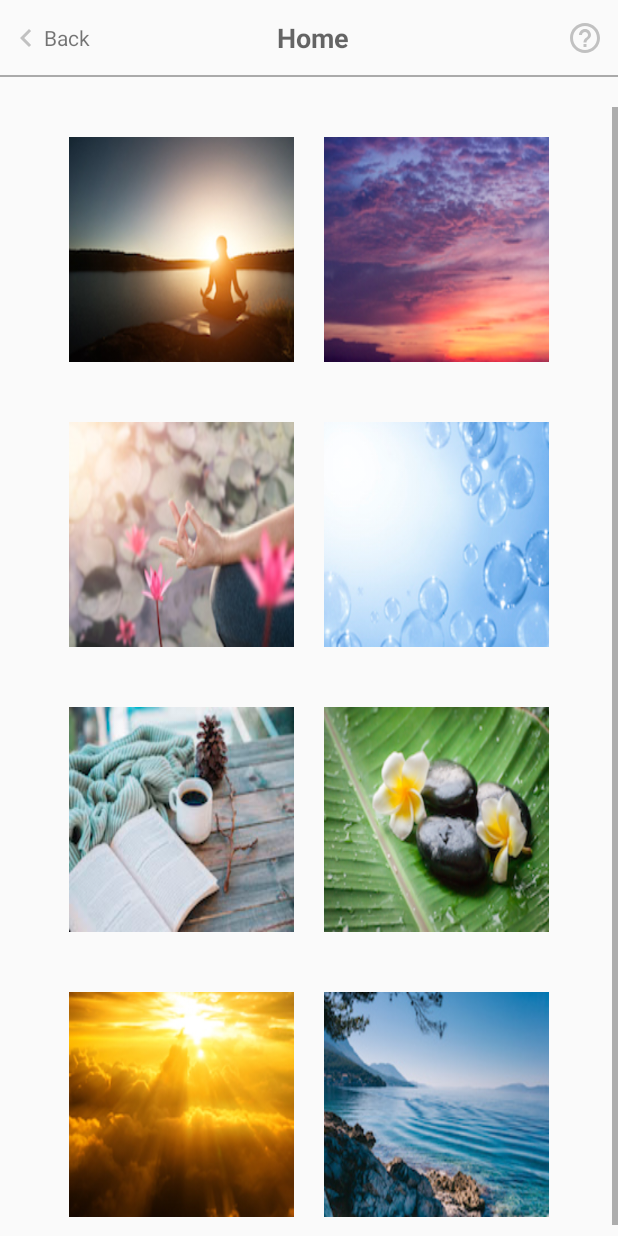
After one commit to prasadkrn83/Serenidad, an Android app: the layout activity_home.xml on its own in the app's theme, with its tools: preview values and no code run, on a phone screen of 412 x 824 dp. The commit adds this screen. Run offline under Robolectric (Android 15) with nearby library versions, the phone set to English and light mode, and no system bars.

Commit message:
working module

```diff
--- a/Serenidad/app/src/main/java/com/serenidad/Acitvity.java
+++ b/Serenidad/app/src/main/java/com/serenidad/StoreActivity.java
@@ -1,6 +1,6 @@
 package com.serenidad;
 
-public class Acitvity {
+public class StoreActivity {
     private String actImage;
     private String actTitle;
     private String actDate;
--- /dev/null
+++ b/Serenidad/app/src/main/res/layout/activity_home.xml
@@ -0,0 +1,259 @@
+<?xml version="1.0" encoding="utf-8"?>
+<LinearLayout xmlns:android="http://schemas.android.com/apk/res/android"
+    xmlns:app="http://schemas.android.com/apk/res-auto"
+    xmlns:tools="http://schemas.android.com/tools"
+    android:layout_width="match_parent"
+    android:layout_height="match_parent"
+    tools:context=".Home"
+    android:orientation="vertical"
+    android:gravity="center_horizontal">
+    <LinearLayout
+
+        android:layout_width="match_parent"
+        android:layout_height="50dp"
+        android:orientation="horizontal">
+
+        <LinearLayout
+            android:gravity="center"
+            android:id="@+id/liner_back"
+            android:layout_width="wrap_content"
+            android:layout_height="match_parent">
+
+            <ImageButton
+                android:layout_marginLeft="5dp"
+                android:layout_width="wrap_content"
+                android:layout_height="match_parent"
+                android:src="@drawable/ic_chevron_left_black_24dp"
+                android:background="@android:color/transparent"
+                android:id="@+id/action_bar_back"
+                />
+
+            <TextView
+                android:id="@+id/action_bar_back1"
+                android:layout_width="wrap_content"
+                android:layout_height="match_parent"
+                android:gravity="center_vertical"
+                android:background="@android:color/transparent"
+                android:text="Back"
+
+                />
+
+
+        </LinearLayout>
+
+
+        <TextView
+            android:layout_width="wrap_content"
+            android:layout_height="wrap_content"
+            android:layout_alignParentTop="true"
+            android:layout_gravity="center"
+            android:layout_marginRight="20dp"
+            android:layout_weight="1"
+            android:gravity="center_horizontal"
+            android:padding="10dp"
+            android:text="Home"
+            android:textAppearance="?android:attr/textAppearanceMedium"
+            android:textStyle="bold" />
+
+        <ImageButton
+            android:layout_marginRight="10dp"
+            android:src="@drawable/ic_help_outline_blaack_24dp"
+            android:layout_width="wrap_content"
+            android:layout_height="30dp"
+            android:id="@+id/action_bar_forward"
+            android:layout_gravity="center_vertical"
+            android:background="@android:color/transparent"
+
+            android:layout_centerHorizontal="true" />
+
+
+    </LinearLayout>
+
+    <View
+        android:layout_width="match_parent"
+        android:layout_height="1dp"
+        android:background="@android:color/darker_gray"/>
+    <View
+        android:layout_width="wrap_content"
+        android:layout_height="20dp"/>
+    <ScrollView
+        android:scrollbars="vertical"
+        android:layout_width="match_parent"
+        android:layout_height="match_parent">
+        <LinearLayout
+            android:gravity="center_horizontal"
+            android:orientation="vertical"
+            android:layout_width="match_parent"
+            android:layout_height="wrap_content">
+
+
+
+            <LinearLayout
+                android:id="@+id/first"
+                android:layout_width="wrap_content"
+                android:layout_height="wrap_content"
+                android:layout_gravity="center"
+                android:layout_margin="20dp"
+                android:orientation="horizontal">
+                <RelativeLayout
+                    android:layout_width="wrap_content"
+                    android:layout_height="wrap_content">
+
+                    <ImageView
+                        android:id="@+id/firstImageView"
+                        android:layout_width="150dp"
+                        android:layout_height="150dp"
+                        android:maxWidth="150dp"
+                        android:maxHeight="150dp"
+                        android:scaleType="fitXY"
+                        android:adjustViewBounds="true"
+                        android:onClick="selectButton"
+                        android:src="@drawable/zero" />
+
+                </RelativeLayout>
+                <View
+                    android:layout_width="20dp"
+                    android:layout_height="1dp" />
+
+                <RelativeLayout
+                    android:layout_width="wrap_content"
+                    android:layout_height="wrap_content">
+
+                    <ImageView
+                        android:id="@+id/secondImageView"
+                        android:layout_width="150dp"
+                        android:layout_height="150dp"
+                        android:maxWidth="150dp"
+                        android:maxHeight="150dp"
+                        android:onClick="selectButton"
+                        android:scaleType="fitXY"
+                        android:adjustViewBounds="true"
+                        android:src="@drawable/one" />
+
+                </RelativeLayout>
+
+            </LinearLayout>
+
+            <LinearLayout
+                android:layout_margin="20dp"
+                android:layout_width="wrap_content"
+                android:layout_height="wrap_content"
+                android:layout_gravity="center"
+                android:orientation="horizontal">
+                <RelativeLayout
+                    android:layout_width="wrap_content"
+                    android:layout_height="wrap_content">
+
+                    <ImageView
+                        android:id="@+id/thirdImageView"
+                        android:layout_width="150dp"
+                        android:layout_height="150dp"
+                        android:onClick="selectButton"
+                        android:scaleType="fitXY"
+                        android:adjustViewBounds="true"
+                        android:src="@drawable/two" />
+
+                </RelativeLayout>
+                <View
+                    android:layout_width="20dp"
+                    android:layout_height="1dp"/>
+                <RelativeLayout
+                    android:layout_width="wrap_content"
+                    android:layout_height="wrap_content">
+
+                    <ImageView
+                        android:id="@+id/fourthImageView"
+                        android:layout_width="150dp"
+                        android:layout_height="150dp"
+                        android:onClick="selectButton"
+                        android:scaleType="fitXY"
+                        android:adjustViewBounds="true"
+                        android:src="@drawable/three" />
+
+                </RelativeLayout>
+
+            </LinearLayout>
+
+            <LinearLayout
+                android:layout_margin="20dp"
+                android:layout_width="wrap_content"
+                android:layout_height="wrap_content"
+                android:layout_gravity="center"
+                android:orientation="horizontal">
+                <RelativeLayout
+                    android:layout_width="wrap_content"
+                    android:layout_height="wrap_content">
+
+                    <ImageView
+                        android:id="@+id/fifthImageView"
+                        android:layout_width="150dp"
+                        android:layout_height="150dp"
+                        android:onClick="selectButton"
+                        android:scaleType="fitXY"
+                        android:adjustViewBounds="true"
+                        android:src="@drawable/four" />
+
+                </RelativeLayout>
+                <View
+                    android:layout_width="20dp"
+                    android:layout_height="1dp"/>
+                <RelativeLayout
+                    android:layout_width="wrap_content"
+                    android:layout_height="wrap_content">
+
+                    <ImageView
+                        android:id="@+id/sixthImageView"
+                        android:layout_width="150dp"
+                        android:layout_height="150dp"
+                        android:onClick="selectButton"
+                        android:scaleType="fitXY"
+                        android:adjustViewBounds="true"
+                        android:src="@drawable/five" />
+
+                </RelativeLayout>
+
+            </LinearLayout>
+
+            <LinearLayout
+                android:layout_margin="20dp"
+                android:layout_width="wrap_content"
+                android:layout_height="wrap_content"
+                android:layout_gravity="center"
+                android:orientation="horizontal">
+                <RelativeLayout
+                    android:layout_width="wrap_content"
+                    android:layout_height="wrap_content">
+
+                    <ImageView
+                        android:id="@+id/sevenImageView"
+                        android:layout_width="150dp"
+                        android:layout_height="150dp"
+                        android:onClick="selectButton"
+                        android:scaleType="fitXY"
+                        android:adjustViewBounds="true"
+                        android:src="@drawable/six" />
+
+                </RelativeLayout>
+                <View
+                    android:layout_width="20dp"
+                    android:layout_height="1dp"/>
+                <RelativeLayout
+                    android:layout_width="wrap_content"
+                    android:layout_height="wrap_content">
+
+                    <ImageView
+                        android:id="@+id/eightImageView"
+                        android:layout_width="150dp"
+                        android:layout_height="150dp"
+                        android:onClick="selectButton"
+                        android:scaleType="fitXY"
+                        android:adjustViewBounds="true"
+                        android:src="@drawable/seven" />
+
+                </RelativeLayout>
+
+            </LinearLayout>
+
+        </LinearLayout>
+    </ScrollView>
+</LinearLayout>
--- a/Serenidad/app/src/main/res/values/strings.xml
+++ b/Serenidad/app/src/main/res/values/strings.xml
@@ -1,5 +1,5 @@
 <resources>
-    <string name="app_name">Serenidad</string>
+    <string name="app_name">Mi Mente</string>
     <string name="title_activity_thankful_diary_help">ThankfulDiaryHelpActivity</string>
     <string name="title_activity_progress_help">ProgressHelpActivity</string>
 
```
Also changed, not shown: Serenidad/app/src/main/AndroidManifest.xml (+22 -15 lines), Serenidad/app/src/main/java/com/serenidad/ChartAdaptor.java (+2 -11 lines), Serenidad/app/src/main/java/com/serenidad/ContactUs.java (added, +13 -0 lines), Serenidad/app/src/main/java/com/serenidad/Home.java (added, +69 -0 lines), Serenidad/app/src/main/java/com/serenidad/ProgressChartActivity.java (+13 -15 lines), Serenidad/app/src/main/res/layout/activity_contact_us.xml (added, +10 -0 lines), Serenidad/app/src/main/res/drawable/contactus.png (added), 811 other files.
